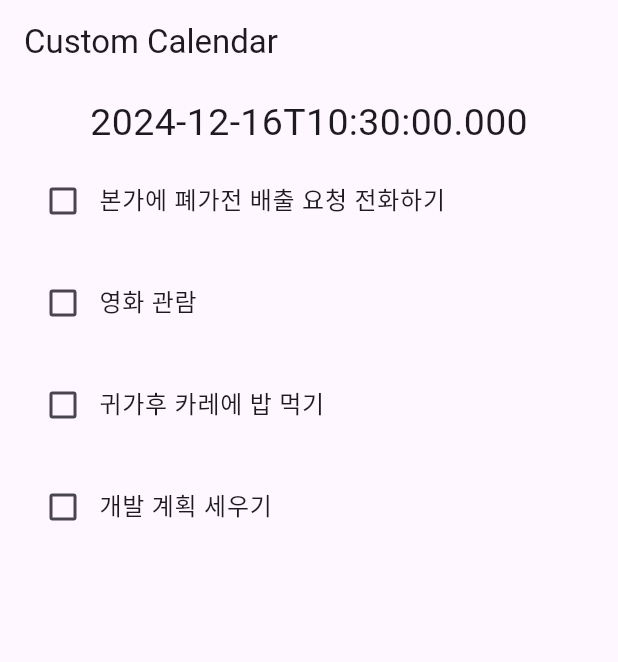
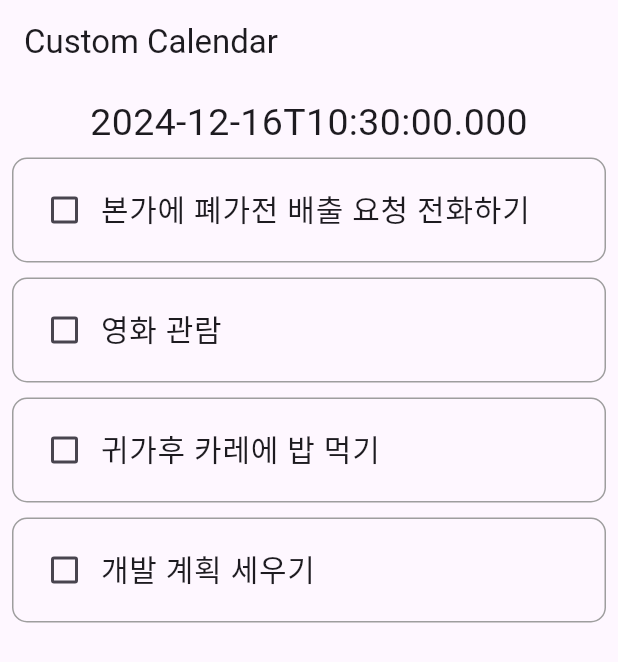
Before and after one commit to gkswl412/simple_todo_calendar, a Flutter app: the screen it shows after launch, on a phone screen of 412 x 824 dp. Shown: the top 662 px of the screen. Run offline on Flutter 3.47's test engine with Material 3 defaults, Android fonts, the phone set to English and light mode, and no system bars.

Commit message:
feat: Added border to the TodoCardView widget and Unfocus Areas

```diff
--- a/lib/views/daily_timeline_view.dart
+++ b/lib/views/daily_timeline_view.dart
@@ -29,6 +29,11 @@ class _DailyTimelineViewState extends State<DailyTimelineView> {
   Widget build(BuildContext context) {
     return SingleChildScrollView(
       padding: const EdgeInsets.all(8),
+      child: GestureDetector(
+        onTap: () {
+          FocusScope.of(context).unfocus();
+        },
+        child: Container(
           child: Column(
             mainAxisAlignment: MainAxisAlignment.start,
             crossAxisAlignment: CrossAxisAlignment.stretch,
@@ -48,6 +53,8 @@ class _DailyTimelineViewState extends State<DailyTimelineView> {
               ),
             ],
           ),
+        ),
+      ),
     );
   }
 }
--- a/lib/views/todo_card_view.dart
+++ b/lib/views/todo_card_view.dart
@@ -32,25 +32,41 @@ class _TodoCardViewState extends State<TodoCardView> {
   @override
   Widget build(BuildContext context) {
     return Container(
+      decoration: BoxDecoration(
+        border: Border.all(
+          color: Colors.grey,
+          width: 1,
+          style: BorderStyle.solid,
+        ),
+        borderRadius: const BorderRadius.all(Radius.circular(10)),
+      ),
       padding: const EdgeInsets.all(10),
+      margin: const EdgeInsets.symmetric(
+        vertical: 5,
+      ),
       child: Row(
         children: [
           Checkbox(
             value: isDone,
             onChanged: (value) {
               setState(() {
+                FocusScope.of(context).unfocus();
                 isDone = !isDone;
               });
             },
           ),
           Expanded(
+            child: Container(
               child: TextField(
                 controller: textController,
                 style: TextStyle(
                   decoration:
                       isDone ? TextDecoration.lineThrough : TextDecoration.none,
+                  fontSize: 20,
+                  height: 2,
                 ),
                 decoration: null,
+              ),
             ),
           ),
         ],
```
Lines whose indentation alone changed are shown as unchanged.
